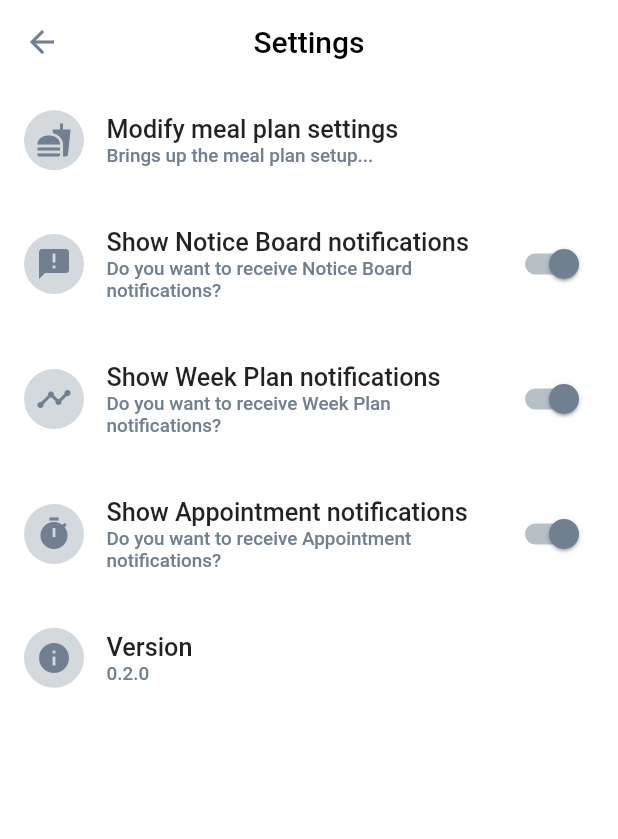
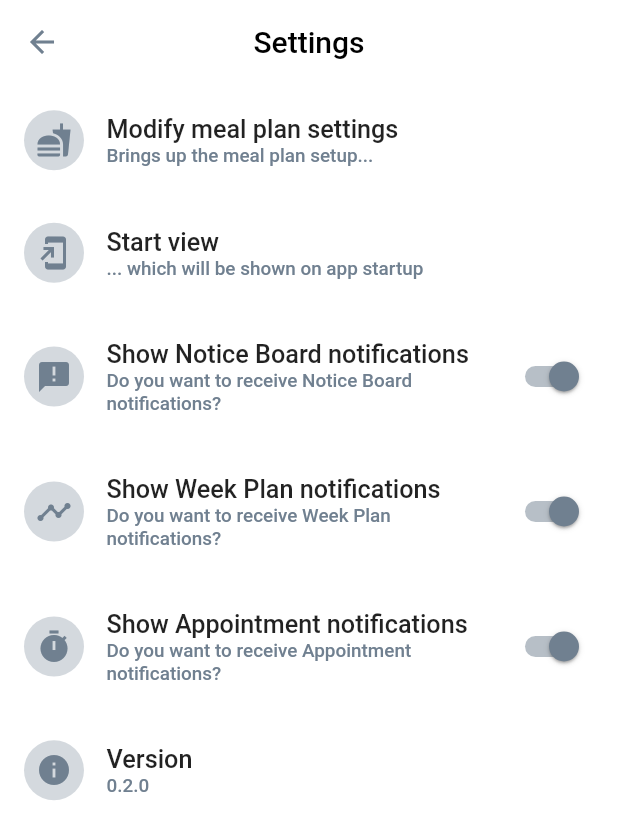
Before and after one commit to Fachschaft07/Guide7, a Flutter app: the SettingsView screen opened directly, on a phone screen of 412 x 824 dp. Shown: the top 839 px of the screen. Run offline on Flutter 3.47's test engine with Material 2 defaults, Android fonts, the phone set to English and light mode, and no system bars; our stand-ins replace animated_text_kit, auto_size_text, connectivity, fluro, flutter_local_notifications, flutter_markdown and 5 more; missing offline and left inert: background_fetch, flutter_pagewise, html2md; accounts and stored records are empty; statements that could not run were skipped.

Commit message:
#80 | Starting screen settable

```diff
--- a/lib/localization/app_localizations.dart
+++ b/lib/localization/app_localizations.dart
@@ -121,6 +121,8 @@ class AppLocalizations {
     "show_week_plan_notifications_description": "Willst du Benachrichtigungen vom Wochenplan erhalten?",
     "show_appointment_notifications": "Termin Benachrichtigungen",
     "show_appointment_notifications_description": "Willst du Benachrichtigungen über Termine und Fristen erhalten?",
+    "start_view": "Start Ansicht",
+    "start_view_description": "... welche angezeigt wird, wenn die App gestartet wird",
   };
 
   /// English localized values.
@@ -219,6 +221,8 @@ class AppLocalizations {
     "show_week_plan_notifications_description": "Do you want to receive Week Plan notifications?",
     "show_appointment_notifications": "Show Appointment notifications",
     "show_appointment_notifications_description": "Do you want to receive Appointment notifications?",
+    "start_view": "Start view",
+    "start_view_description": "... which will be shown on app startup",
   };
 
   /// Get localized value by [key].
@@ -406,4 +410,8 @@ class AppLocalizations {
   String get showAppointmentNotifications => _get("show_appointment_notifications");
 
   String get showAppointmentNotificationsDescription => _get("show_appointment_notifications_description");
+
+  String get startView => _get("start_view");
+
+  String get startViewDescription => _get("start_view_description");
 }
--- a/lib/model/preferences/preferences.dart
+++ b/lib/model/preferences/preferences.dart
@@ -1,3 +1,5 @@
+import 'package:guide7/app-routes.dart';
+
 /// Preferences of the app.
 class Preferences {
   /// Whether to show notice board notifications.
@@ -9,10 +11,14 @@ class Preferences {
   /// Whether to show appointment notifications.
   bool showAppointmentNotifications;
 
+  /// The starting route after splash screen.
+  String startRoute;
+
   /// Create preferences.
   Preferences({
     this.showNoticeBoardNotifications = true,
     this.showWeekPlanNotifications = true,
     this.showAppointmentNotifications = true,
+    this.startRoute = AppRoutes.noticeBoard,
   });
 }
--- a/lib/storage/preferences/preferences_storage.dart
+++ b/lib/storage/preferences/preferences_storage.dart
@@ -1,5 +1,6 @@
 import 'dart:async';
 
+import 'package:guide7/app-routes.dart';
 import 'package:guide7/model/preferences/preferences.dart';
 import 'package:guide7/storage/storage.dart';
 import 'package:shared_preferences/shared_preferences.dart';
@@ -17,6 +18,9 @@ class PreferencesStorage implements Storage<Preferences> {
 
   /// Key of the "show appointment notifications" preference.
   static const String _showAppointmentNotificationsKey = "show_appointment_notifications";
+
+  /// Key of the start route preference.
+  static const String _startRouteKey = "start_route";
 
   /// Instance of the singleton.
   static const PreferencesStorage _instance = PreferencesStorage._internal();
@@ -50,11 +54,13 @@ class PreferencesStorage implements Storage<Preferences> {
     bool showNoticeBoardNotifications = prefs.getBool("$_baseKey.$_showNoticeBoardNotificationsKey") ?? true;
     bool showWeekPlanNotifications = prefs.getBool("$_baseKey.$_showWeekPlanNotificationsKey") ?? true;
     bool showAppointmentNotifications = prefs.getBool("$_baseKey.$_showAppointmentNotificationsKey") ?? true;
+    String startRoute = prefs.getString("$_baseKey.$_startRouteKey") ?? AppRoutes.noticeBoard;
 
     return Preferences(
       showNoticeBoardNotifications: showNoticeBoardNotifications,
       showWeekPlanNotifications: showWeekPlanNotifications,
       showAppointmentNotifications: showAppointmentNotifications,
+      startRoute: startRoute,
     );
   }
 
@@ -65,6 +71,7 @@ class PreferencesStorage implements Storage<Preferences> {
     await prefs.setBool("$_baseKey.$_showNoticeBoardNotificationsKey", data.showNoticeBoardNotifications);
     await prefs.setBool("$_baseKey.$_showWeekPlanNotificationsKey", data.showWeekPlanNotifications);
     await prefs.setBool("$_baseKey.$_showAppointmentNotificationsKey", data.showAppointmentNotifications);
+    await prefs.setString("$_baseKey.$_startRouteKey", data.startRoute);
   }
 
   /// Get shared preferences.
--- a/lib/ui/view/splash_screen/splash_screen_view.dart
+++ b/lib/ui/view/splash_screen/splash_screen_view.dart
@@ -8,6 +8,7 @@ import 'package:guide7/app.dart';
 import 'package:guide7/localization/app_localizations.dart';
 import 'package:guide7/model/login_info/login_info.dart';
 import 'package:guide7/storage/login_info/login_info_storage.dart';
+import 'package:guide7/storage/preferences/preferences_storage.dart';
 import 'package:guide7/storage/route/route_storage.dart';
 import 'package:guide7/ui/common/headline.dart';
 import 'package:guide7/util/zpa.dart';
@@ -128,7 +129,8 @@ class _SplashScreenState extends State<SplashScreenView> {
 
       await App.router.navigateTo(context, route, transition: TransitionType.native, replace: true, clearStack: true);
     } else {
-      await App.router.navigateTo(context, AppRoutes.main, transition: TransitionType.native, replace: true, clearStack: true);
+      route = (await PreferencesStorage().read()).startRoute;
+      await App.router.navigateTo(context, route, transition: TransitionType.native, replace: true, clearStack: true);
     }
   }
 }
```
Also changed, not shown: lib/ui/view/settings_view/settings_view.dart (+51 -0 lines).
